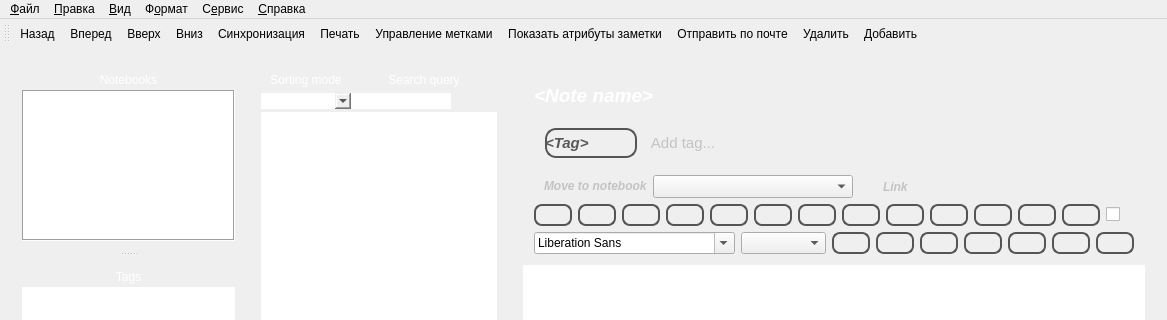
This is QuteNote/src/gui/MainWindow.ui in d1vanov/quentier as Qt 5 draws it before an edit; both pictures show x 0 to 1167 and y 0 to 320 of the 1167 by 876 pixel window. The edited form follows.
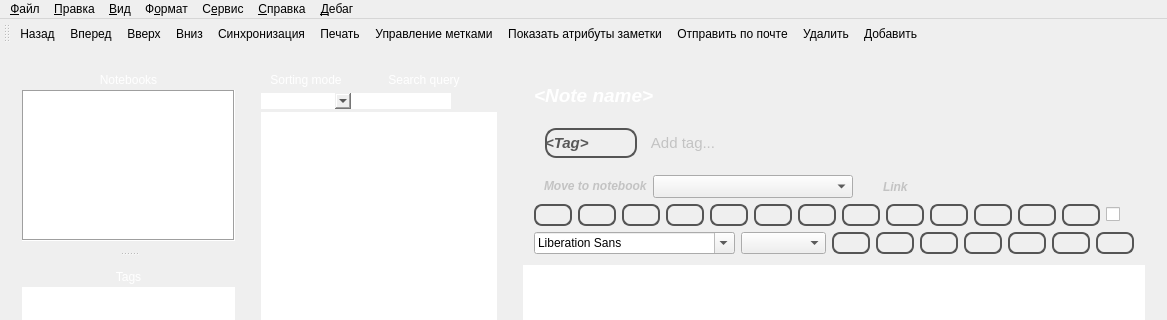
This is the edited form. Icons and pictures are not drawn. Custom widgets are drawn as their Qt base class.

Commit message: Added debug action to print automatically generated HTML of current note into standard output.

What changed in the file:
```diff
--- a/QuteNote/src/gui/MainWindow.ui
+++ b/QuteNote/src/gui/MainWindow.ui
@@ -1949,12 +1949,19 @@
     <addaction name="ActionCheckForUpdates"/>
     <addaction name="ActionViewLogs"/>
    </widget>
+   <widget class="QMenu" name="menuDebug">
+    <property name="title">
+     <string>&amp;Дебаг</string>
+    </property>
+    <addaction name="actionViewCurrentNoteHtmlInStdOut"/>
+   </widget>
    <addaction name="menuFile"/>
    <addaction name="menuEdit"/>
    <addaction name="menuView"/>
    <addaction name="menuFormat"/>
    <addaction name="menuService"/>
    <addaction name="menuHelp"/>
+   <addaction name="menuDebug"/>
   </widget>
   <widget class="QToolBar" name="mainToolBar">
    <property name="styleSheet">
```
Left out of the diff: 5 changed lines with no effect on the pictures. The commit also changes 2 other files.
